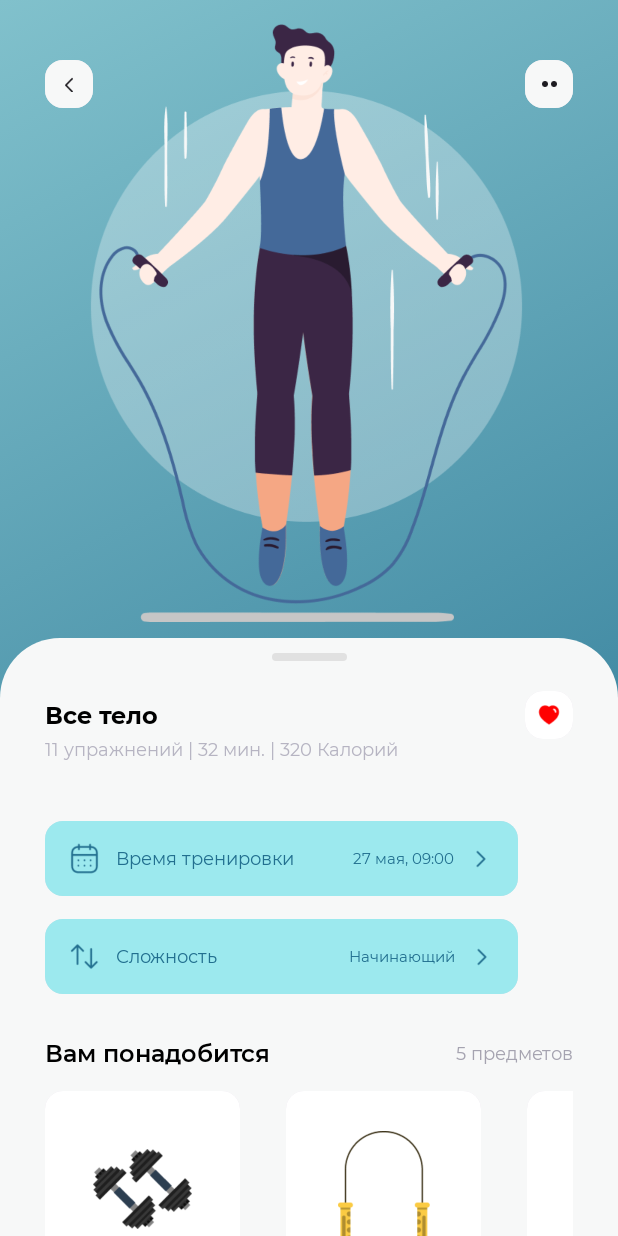
After one commit to prof83247/WildWay, an Android app built with Jetpack Compose: the WorkoutDetails1 screen opened directly, with no data from a screen before it, on a phone screen of 412 x 824 dp. The commit adds this screen. Run offline under Robolectric (Android 15) with nearby library versions, the phone set to English and light mode, and no system bars; Roboto replaces fonts that are not available here.

Commit message:
HalfWorkoutDetails

```diff
--- /dev/null
+++ b/app/src/main/java/com/example/wildway/WorkoutDetails1.kt
@@ -0,0 +1,475 @@
+package com.example.wildway
+
+import android.content.Intent
+import android.os.Bundle
+import androidx.activity.ComponentActivity
+import androidx.activity.compose.setContent
+import androidx.activity.enableEdgeToEdge
+import androidx.compose.foundation.Image
+import androidx.compose.foundation.background
+import androidx.compose.foundation.clickable
+import androidx.compose.foundation.gestures.snapping.SnapPosition
+import androidx.compose.foundation.horizontalScroll
+import androidx.compose.foundation.layout.Arrangement
+import androidx.compose.foundation.layout.Box
+import androidx.compose.foundation.layout.Column
+import androidx.compose.foundation.layout.Row
+import androidx.compose.foundation.layout.Spacer
+import androidx.compose.foundation.layout.fillMaxSize
+import androidx.compose.foundation.layout.fillMaxWidth
+import androidx.compose.foundation.layout.height
+import androidx.compose.foundation.layout.padding
+import androidx.compose.foundation.layout.size
+import androidx.compose.foundation.rememberScrollState
+import androidx.compose.foundation.shape.RoundedCornerShape
+import androidx.compose.foundation.verticalScroll
+import androidx.compose.material3.Card
+import androidx.compose.material3.Icon
+import androidx.compose.material3.IconButton
+import androidx.compose.material3.Text
+import androidx.compose.runtime.Composable
+import androidx.compose.ui.Alignment
+import androidx.compose.ui.Modifier
+import androidx.compose.ui.draw.clip
+import androidx.compose.ui.graphics.Brush
+import androidx.compose.ui.graphics.Canvas
+import androidx.compose.ui.graphics.Color
+import androidx.compose.ui.graphics.RectangleShape
+import androidx.compose.ui.platform.LocalContext
+import androidx.compose.ui.res.colorResource
+import androidx.compose.ui.res.painterResource
+import androidx.compose.ui.text.font.FontStyle
+import androidx.compose.ui.text.font.FontWeight
+import androidx.compose.ui.tooling.preview.Preview
+import androidx.compose.ui.unit.dp
+import androidx.compose.ui.unit.sp
+import com.example.wildway.ui.theme.BluePurple
+import com.example.wildway.ui.theme.CianBlue
+import com.example.wildway.ui.theme.CianGreen
+import com.example.wildway.ui.theme.GreyNo
+import com.example.wildway.ui.theme.OpacityBlack
+import com.example.wildway.ui.theme.SecondAnotherJustOneTime
+import com.example.wildway.ui.theme.TextFieldColor
+import com.example.wildway.ui.theme.ThirdAnotherJustOneTime
+import com.example.wildway.ui.theme.montserratFamily
+
+class WorkoutDetails1 : ComponentActivity() {
+    override fun onCreate(savedInstanceState: Bundle?) {
+        super.onCreate(savedInstanceState)
+        enableEdgeToEdge()
+        setContent {
+            WorkoutDet1()
+        }
+    }
+}
+
+@Preview(showBackground = true)
+@Composable
+fun WorkoutDet1() {
+
+    val context = LocalContext.current
+    val brush1 = Brush.linearGradient(
+        listOf(
+            CianBlue,
+            BluePurple
+        )
+    )
+    val brush2 = Brush.linearGradient(
+        listOf(
+            BluePurple,
+            CianBlue
+        )
+    )
+
+    Column(
+        Modifier
+            .fillMaxSize(1f)
+            .background(brush1)
+            .padding(30.dp, 40.dp)
+            .verticalScroll(rememberScrollState()),
+        horizontalAlignment = Alignment.CenterHorizontally
+    ) {
+        Row(
+            Modifier.fillMaxWidth(),
+            horizontalArrangement = Arrangement.Absolute.SpaceBetween,
+            verticalAlignment = Alignment.CenterVertically
+        ) {
+            Card(Modifier
+                .size(32.dp)
+                .clip(RectangleShape)
+                .background(Color.Transparent)
+                .clickable { context.startActivity(Intent(context, Home::class.java)) }) {
+                Box(
+                    Modifier
+                        .fillMaxSize()
+                        .background(TextFieldColor)
+                ) {
+                    Column(
+                        Modifier.fillMaxSize(),
+                        verticalArrangement = Arrangement.Center,
+                        horizontalAlignment = Alignment.CenterHorizontally
+                    ) {
+                        Icon(
+                            painterResource(R.drawable.arrowleft), contentDescription = null,
+                            Modifier.size(5.dp, 10.dp)
+                        )
+                    }
+                }
+            }
+            Card(Modifier
+                .size(32.dp)
+                .clip(RectangleShape)
+                .background(Color.Transparent)
+                .clickable { context.startActivity(Intent(context, Home::class.java)) }) {
+                Box(
+                    Modifier
+                        .fillMaxSize()
+                        .background(TextFieldColor)
+                ) {
+                    Column(
+                        Modifier.fillMaxSize(),
+                        verticalArrangement = Arrangement.Center,
+                        horizontalAlignment = Alignment.CenterHorizontally
+                    ) {
+                        Row {
+                            Icon(
+                                painterResource(R.drawable.verysmalldotdontloseit),
+                                contentDescription = null,
+                                Modifier.size(4.dp)
+                            )
+                            Spacer(Modifier.padding(end = 2.dp))
+                            Icon(
+                                painterResource(R.drawable.verysmalldotdontloseit),
+                                contentDescription = null,
+                                Modifier.size(4.dp)
+                            )
+                        }
+                    }
+                }
+            }
+        }
+    }
+    Column(
+        Modifier.fillMaxSize(1f)
+            .verticalScroll(rememberScrollState()),
+        horizontalAlignment = Alignment.CenterHorizontally
+    ) {
+        Image(
+            painterResource(R.drawable.man), contentDescription = null,
+            Modifier.size(315.dp, 415.dp)
+        )
+        Spacer(Modifier.padding(bottom = 10.dp))
+        Box(
+            Modifier
+                .fillMaxWidth()
+                .height(1500.dp)
+                .clip(RoundedCornerShape(40.dp))
+                .background(TextFieldColor)
+                .padding(30.dp, 10.dp)
+        ) {
+            Row(
+                Modifier.fillMaxWidth(),
+                horizontalArrangement = Arrangement.Center
+            ) {
+                Box(
+                    Modifier
+                        .size(50.dp, 5.dp)
+                        .clip(RoundedCornerShape(50.dp))
+                        .background(OpacityBlack)
+                )
+            }
+            Column(Modifier.fillMaxSize()) {
+                Spacer(Modifier.padding(bottom = 25.dp))
+                Row(
+                    Modifier
+                        .fillMaxWidth(),
+                    verticalAlignment = Alignment.CenterVertically,
+                    horizontalArrangement = Arrangement.SpaceBetween
+                ) {
+                    Text(
+                        "Все тело",
+                        fontSize = 16.sp,
+                        fontStyle = FontStyle.Normal,
+                        fontWeight = FontWeight.Bold,
+                        fontFamily = montserratFamily
+                    )
+
+                    Card(Modifier
+                        .size(32.dp)
+                        .clip(RectangleShape)
+                        .background(Color.Transparent)
+                        .clickable { }) {
+                        Box(
+                            Modifier
+                                .fillMaxSize()
+                                .background(Color.White)
+                        ) {
+                            Column(
+                                Modifier.fillMaxSize(),
+                                verticalArrangement = Arrangement.Center,
+                                horizontalAlignment = Alignment.CenterHorizontally
+                            ) {
+                                Image(
+                                    painterResource(R.drawable.heart), contentDescription = null,
+                                    Modifier.size(16.dp),
+                                )
+                            }
+                        }
+                    }
+                }
+                Text(
+                    "11 упражнений | 32 мин. | 320 Калорий",
+                    fontSize = 12.sp,
+                    fontStyle = FontStyle.Normal,
+                    fontWeight = FontWeight.Normal,
+                    fontFamily = montserratFamily,
+                    color = SecondAnotherJustOneTime
+                )
+                Spacer(Modifier.padding(20.dp))
+
+                //Card время тренировки и сложность
+                Card(Modifier
+                    .size(315.dp, 50.dp)
+                    .clip(RectangleShape)
+                    .background(Color.Transparent)
+                    .clickable { }) {
+                    Box(
+                        Modifier
+                            .fillMaxSize()
+                            .background(CianGreen)
+                            .padding(15.dp, 14.dp)
+                    ) {
+                        Row(
+                            Modifier.fillMaxWidth(),
+                            verticalAlignment = Alignment.CenterVertically
+                        ) {
+                            Image(
+                                painterResource(R.drawable.kalendar), contentDescription = null,
+                                Modifier.size(22.dp),
+                            )
+                            Spacer(Modifier.padding(end = 10.dp))
+                            Text(
+                                "Время тренировки",
+                                fontSize = 12.sp,
+                                fontStyle = FontStyle.Normal,
+                                fontWeight = FontWeight.Normal,
+                                fontFamily = montserratFamily,
+                                color = BluePurple
+                            )
+                            Spacer(Modifier.padding(end = 39.dp))
+                            Text(
+                                "27 мая, 09:00",
+                                fontSize = 10.sp,
+                                fontStyle = FontStyle.Normal,
+                                fontWeight = FontWeight.Normal,
+                                fontFamily = montserratFamily,
+                                color = BluePurple
+                            )
+                            Spacer(Modifier.padding(end = 10.dp))
+                            Image(
+                                painterResource(R.drawable.arrowright),
+                                contentDescription = null,
+                                Modifier.size(16.dp)
+                            )
+                        }
+                    }
+                }
+                Spacer(Modifier.padding(bottom = 15.dp))
+                Card(Modifier
+                    .size(315.dp, 50.dp)
+                    .clip(RectangleShape)
+                    .background(Color.Transparent)
+                    .clickable { }) {
+                    Box(
+                        Modifier
+                            .fillMaxSize()
+                            .background(CianGreen)
+                            .padding(15.dp, 14.dp)
+                    ) {
+                        Row(
+                            Modifier.fillMaxWidth(),
+                            verticalAlignment = Alignment.CenterVertically
+                        ) {
+                            Image(
+                                painterResource(R.drawable.twoarrows), contentDescription = null,
+                                Modifier.size(22.dp),
+                            )
+                            Spacer(Modifier.padding(end = 10.dp))
+                            Text(
+                                "Сложность",
+                                fontSize = 12.sp,
+                                fontStyle = FontStyle.Normal,
+                                fontWeight = FontWeight.Normal,
+                                fontFamily = montserratFamily,
+                                color = BluePurple
+                            )
+                            Spacer(Modifier.padding(end = 87.dp))
+                            Text(
+                                "Начинающий",
+                                fontSize = 10.sp,
+                                fontStyle = FontStyle.Normal,
+                                fontWeight = FontWeight.Normal,
+                                fontFamily = montserratFamily,
+                                color = BluePurple
+                            )
+                            Spacer(Modifier.padding(end = 10.dp))
+                            Image(
+                                painterResource(R.drawable.arrowright),
+                                contentDescription = null,
+                                Modifier.size(16.dp)
+                            )
+                        }
+                    }
+                }
+                Spacer(Modifier.padding(bottom = 30.dp))
+                Column(Modifier.fillMaxSize()) {
+                    Row(Modifier.fillMaxWidth(),
+                        horizontalArrangement = Arrangement.Absolute.SpaceBetween,
+                        verticalAlignment = Alignment.CenterVertically) {
+                        Text("Вам понадобится",
+                            fontSize = 16.sp,
+                            fontStyle = FontStyle.Normal,
+                            fontWeight = FontWeight.SemiBold,
+                            fontFamily = montserratFamily)
+                        Text("5 предметов",
+                            fontSize = 12.sp,
+                            fontStyle = FontStyle.Normal,
+                            fontWeight = FontWeight.Medium,
+                            fontFamily = montserratFamily,
+                            color = ThirdAnotherJustOneTime)
+                    }
+
+                    //Создание дополнительных card для отображения предметов
+                    Spacer(Modifier.padding(bottom = 15.dp))
+                    Row(Modifier.fillMaxWidth()
+                        .horizontalScroll(rememberScrollState())) {
+
+                        Card(Modifier
+                            .size(130.dp, 158.dp)
+                            .clip(RectangleShape)
+                            .background(Color.Transparent)
+                            .clickable {  }) {
+                            Box(
+                                Modifier
+                                    .size(130.dp)
+                                    .background(Color.White)
+                            ) {
+                                Column(
+                                    Modifier.fillMaxSize(),
+                                    verticalArrangement = Arrangement.Center,
+                                    horizontalAlignment = Alignment.CenterHorizontally
+                                ) {
+                                    Image(
+                                        painterResource(R.drawable.ganteli), contentDescription = null,
+                                        Modifier.size(66.dp, 53.dp),
+                                    )
+                                }
+                            }
+                            Text("Гантели",
+                                fontSize = 12.sp,
+                                fontStyle = FontStyle.Normal,
+                                fontWeight = FontWeight.Normal,
+                                fontFamily = montserratFamily)
+                        }
+                        Spacer(Modifier.padding(15.dp))
+                        Card(Modifier
+                            .size(130.dp, 158.dp)
+                            .clip(RectangleShape)
+                            .background(Color.Transparent)
+                            .clickable {  }) {
+                            Box(
+                                Modifier
+                                    .size(130.dp)
+                                    .background(Color.White)
+                            ) {
+                                Column(
+                                    Modifier.fillMaxSize(),
+                                    verticalArrangement = Arrangement.Center,
+                                    horizontalAlignment = Alignment.CenterHorizontally
+                                ) {
+                                    Image(
+                                        painterResource(R.drawable.knot), contentDescription = null,
+                                        Modifier.size(61.dp, 77.dp),
+                                    )
+                                }
+                            }
+                        }
+                        Spacer(Modifier.padding(15.dp))
+
+                        Card(Modifier
+                            .size(130.dp, 158.dp)
+                            .clip(RectangleShape)
+                            .background(Color.Transparent)
+                            .clickable {  }) {
+                            Box(
+                                Modifier
+                                    .size(130.dp)
+                                    .background(Color.White)
+                            ) {
+                                Column(
+                                    Modifier.fillMaxSize(),
+                                    verticalArrangement = Arrangement.Center,
+                                    horizontalAlignment = Alignment.CenterHorizontally
+                                ) {
+                                    Image(
+                                        painterResource(R.drawable.heart), contentDescription = null,
+                                        Modifier.size(16.dp),
+                                    )
+                                }
+                            }
+                        }
+                        Spacer(Modifier.padding(15.dp))
+
+                        Card(Modifier
+                            .size(130.dp, 158.dp)
+                            .clip(RectangleShape)
+                            .background(Color.Transparent)
+                            .clickable {  }) {
+                            Box(
+                                Modifier
+                                    .size(130.dp)
+                                    .background(Color.White)
+                            ) {
+                                Column(
+                                    Modifier.fillMaxSize(),
+                                    verticalArrangement = Arrangement.Center,
+                                    horizontalAlignment = Alignment.CenterHorizontally
+                                ) {
+                                    Image(
+                                        painterResource(R.drawable.heart), contentDescription = null,
+                                        Modifier.size(16.dp),
+                                    )
+                                }
+                            }
+                        }
+                        Spacer(Modifier.padding(15.dp))
+
+                        Card(Modifier
+                            .size(130.dp, 158.dp)
+                            .clip(RectangleShape)
+                            .background(Color.Transparent)
+                            .clickable {  }) {
+                            Box(
+                                Modifier
+                                    .size(130.dp)
+                                    .background(Color.White)
+                            ) {
+                                Column(
+                                    Modifier.fillMaxSize(),
+                                    verticalArrangement = Arrangement.Center,
+                                    horizontalAlignment = Alignment.CenterHorizontally
+                                ) {
+                                    Image(
+                                        painterResource(R.drawable.heart), contentDescription = null,
+                                        Modifier.size(16.dp),
+                                    )
+                                }
+                            }
+                        }
+                        Spacer(Modifier.padding(15.dp))
+                    }
+                }
+            }
+        }
+    }
+}
--- a/app/src/main/java/com/example/wildway/WorkoutTracker.kt
+++ b/app/src/main/java/com/example/wildway/WorkoutTracker.kt
@@ -150,8 +150,17 @@ fun WorkoutTracker(){
                             .clip(RoundedCornerShape(5.dp))
                             .background(GreyNo)
                     )
+
                 }
             }
         }
+        Text("всё тело",
+            fontSize = 16.sp,
+            fontStyle = FontStyle.Normal,
+            fontWeight = FontWeight.Bold,
+            fontFamily = montserratFamily)
+        Button(onClick = { context.startActivity(Intent(context, WorkoutDetails1::class.java)) }) {
+            Text("Больше")
+        }
     }
 }
--- a/app/src/main/java/com/example/wildway/ui/theme/Color.kt
+++ b/app/src/main/java/com/example/wildway/ui/theme/Color.kt
@@ -24,3 +24,5 @@ val AnotherJustOneTime = Color(0xFF7B6F72)
 val GreyNo = Color(0xFFF7F8F8)
 val SecondAnotherJustOneTime = Color(0xFFB6B4C2)
 val ThirdAnotherJustOneTime = Color(0xFFA5A3B0)
+
+val OpacityBlack = Color(0x1A1D1617)
```
Also changed, not shown: app/src/main/AndroidManifest.xml (+11 -0 lines), app/src/main/res/drawable/arrowright.png (added), app/src/main/res/drawable/ganteli.png (added), app/src/main/res/drawable/heart.png (added), app/src/main/res/drawable/kalendar.png (added), app/src/main/res/drawable/knot.png (added), app/src/main/res/drawable/man.png (added), app/src/main/res/drawable/twoarrows.png (added).
